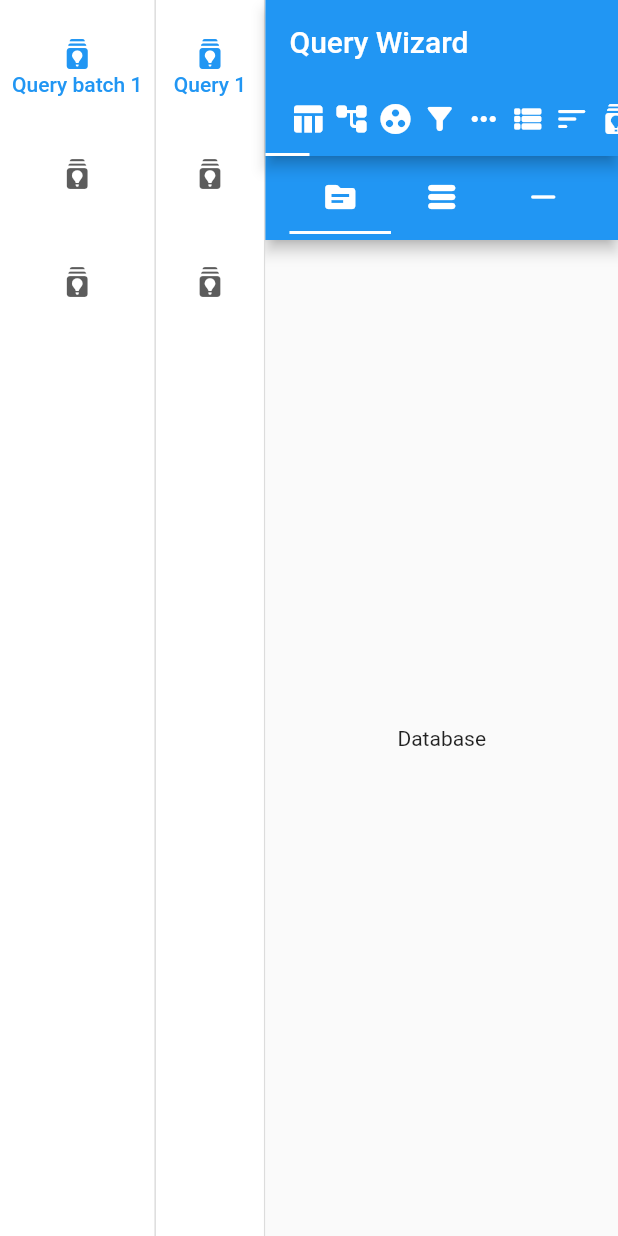
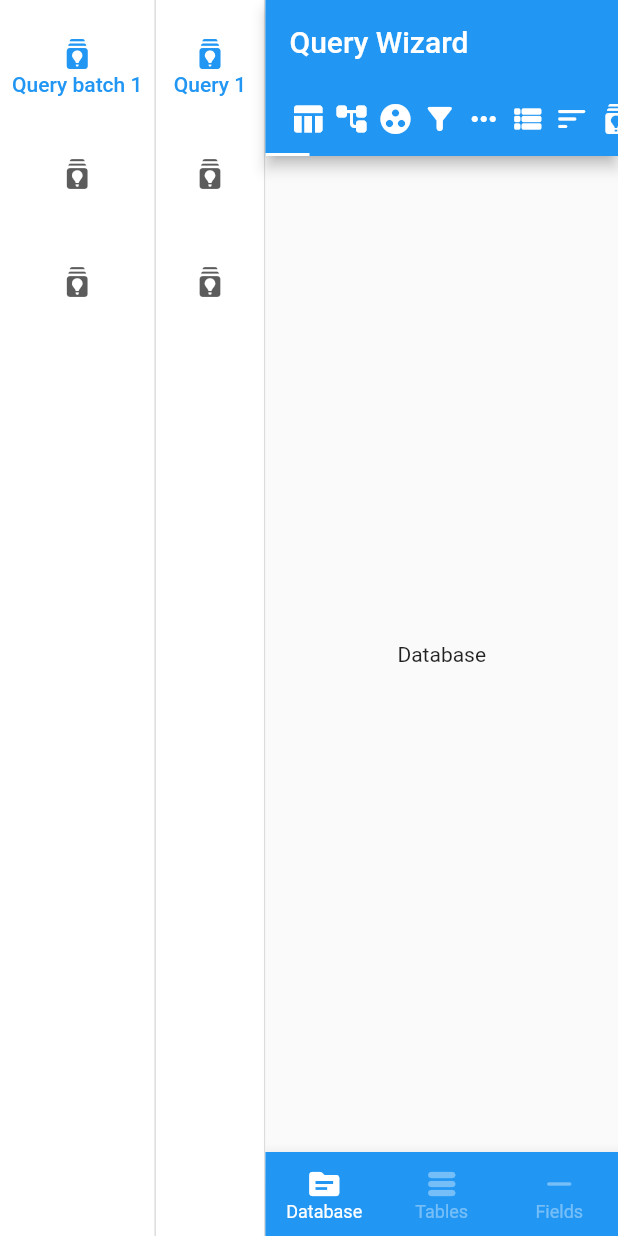
Before and after one commit to dmitrii-kiselev/query_wizard, a Flutter app: the screen it shows after launch, on a phone screen of 412 x 824 dp. Run offline on Flutter 3.47's test engine with Material 2 defaults, Android fonts, the phone set to English and light mode, and no system bars; our stand-ins replace bloc, equatable, flutter_bloc, flutter_hooks; generated files the repository leaves out were written again.

Commit message:
feat(lib): change `QueryTablesAndFieldsTab` navigation tabs to bars

```diff
--- a/lib/src/widgets/tabs/query_tables_and_fields_tab/query_tables_and_fields_tab.dart
+++ b/lib/src/widgets/tabs/query_tables_and_fields_tab/query_tables_and_fields_tab.dart
@@ -1,76 +1,76 @@
 import 'package:flutter/material.dart';
+import 'package:animations/animations.dart';
 import 'package:flutter_bloc/flutter_bloc.dart';
-import 'package:flutter_gen/gen_l10n/query_wizard_localizations.dart';
 import 'package:flutter_hooks/flutter_hooks.dart';
 
+import 'package:flutter_gen/gen_l10n/query_wizard_localizations.dart';
 import 'package:query_wizard/blocs.dart';
 
 class QueryTablesAndFieldsTab extends HookWidget {
+  final _currentIndex = useState(0);
+
   QueryTablesAndFieldsTab({Key? key}) : super(key: key);
 
   @override
   Widget build(BuildContext context) {
-    final tabController = useTabController(initialLength: 3, initialIndex: 0);
     final localizations = QueryWizardLocalizations.of(context);
+    final textTheme = Theme.of(context).textTheme;
+    final colorScheme = Theme.of(context).colorScheme;
+
     final tabs = [
-      _QueryTablesAndFieldsTab(
-          message: localizations?.database ?? 'Database',
-          icon: Icons.source_rounded,
-          widget: Text(localizations?.database ?? 'Database')),
-      _QueryTablesAndFieldsTab(
-          message: localizations?.tables ?? 'Tables',
-          icon: Icons.table_rows_rounded,
-          widget: Text('Tables')),
-      _QueryTablesAndFieldsTab(
-          message: localizations?.fields ?? 'Fields',
-          icon: Icons.horizontal_rule_rounded,
-          widget: Text(localizations?.fields ?? 'Fields')),
+      Text(localizations?.database ?? 'Database', key: UniqueKey()),
+      Text(localizations?.tables ?? 'Tables', key: UniqueKey()),
+      Text(localizations?.fields ?? 'Fields', key: UniqueKey())
+    ];
+    final bottomNavigationBarItems = <BottomNavigationBarItem>[
+      BottomNavigationBarItem(
+        icon: const Icon(Icons.source_rounded),
+        label: localizations?.database ?? 'Database',
+      ),
+      BottomNavigationBarItem(
+        icon: const Icon(Icons.table_rows_rounded),
+        label: localizations?.tables ?? 'Tables',
+      ),
+      BottomNavigationBarItem(
+        icon: const Icon(Icons.horizontal_rule_rounded),
+        label: localizations?.fields ?? 'Fields',
+      ),
     ];
 
     return Scaffold(
-      appBar: AppBar(
-        title: TabBar(
-          controller: tabController,
-          isScrollable: false,
-          tabs: [
-            for (final tab in tabs)
-              Tab(
-                  key: ValueKey(tab.message),
-                  child: Tooltip(
-                    message: tab.message,
-                    child: Icon(
-                      tab.icon,
-                      color: Colors.white,
-                    ),
-                  )),
-          ],
-        ),
-      ),
       body: BlocBuilder<QueryTablesAndFieldsTabBloc,
           QueryTablesAndFieldsTabState>(builder: (context, state) {
         if (state is QueryTablesAndFieldsTabChanged) {
-          return TabBarView(
-            controller: tabController,
-            children: [
-              for (final tab in tabs)
-                Center(
-                  child: tab.widget,
-                ),
-            ],
+          return Center(
+            child: PageTransitionSwitcher(
+              child: tabs[_currentIndex.value],
+              transitionBuilder: (child, animation, secondaryAnimation) {
+                return FadeThroughTransition(
+                  child: child,
+                  animation: animation,
+                  secondaryAnimation: secondaryAnimation,
+                );
+              },
+            ),
           );
         }
 
         return Center(child: CircularProgressIndicator());
       }),
+      bottomNavigationBar: BottomNavigationBar(
+        showSelectedLabels: true,
+        items: bottomNavigationBarItems,
+        currentIndex: _currentIndex.value,
+        type: BottomNavigationBarType.fixed,
+        selectedFontSize: textTheme.caption!.fontSize!,
+        unselectedFontSize: textTheme.caption!.fontSize!,
+        onTap: (index) {
+          _currentIndex.value = index;
+        },
+        selectedItemColor: colorScheme.onPrimary,
+        unselectedItemColor: colorScheme.onPrimary.withOpacity(0.38),
+        backgroundColor: colorScheme.primary,
+      ),
     );
   }
 }
-
-class _QueryTablesAndFieldsTab {
-  String message;
-  IconData icon;
-  Widget widget;
-
-  _QueryTablesAndFieldsTab(
-      {required this.message, required this.icon, required this.widget});
-}
```
Also changed, not shown: 1 other file.
